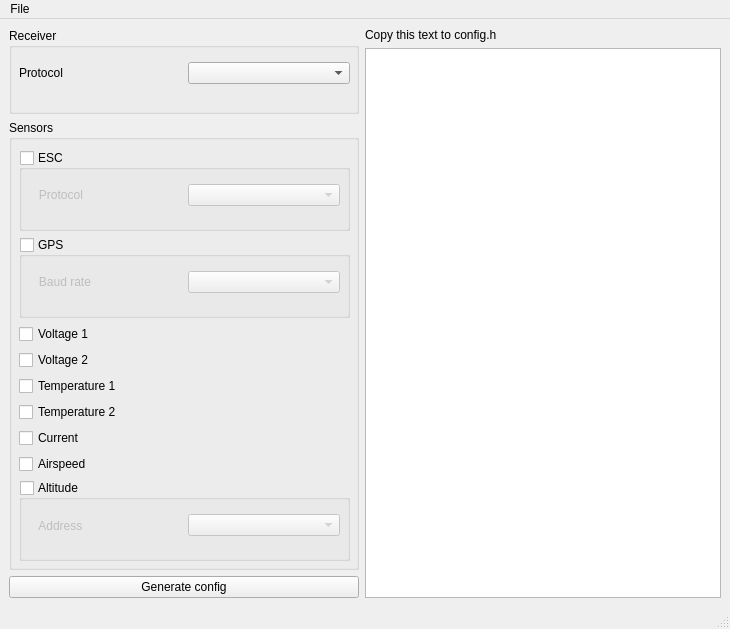
Before: the Qt Designer form msrc_gui/mainwindow.ui in dgatf/msrc_arduino, drawn with Qt 5.
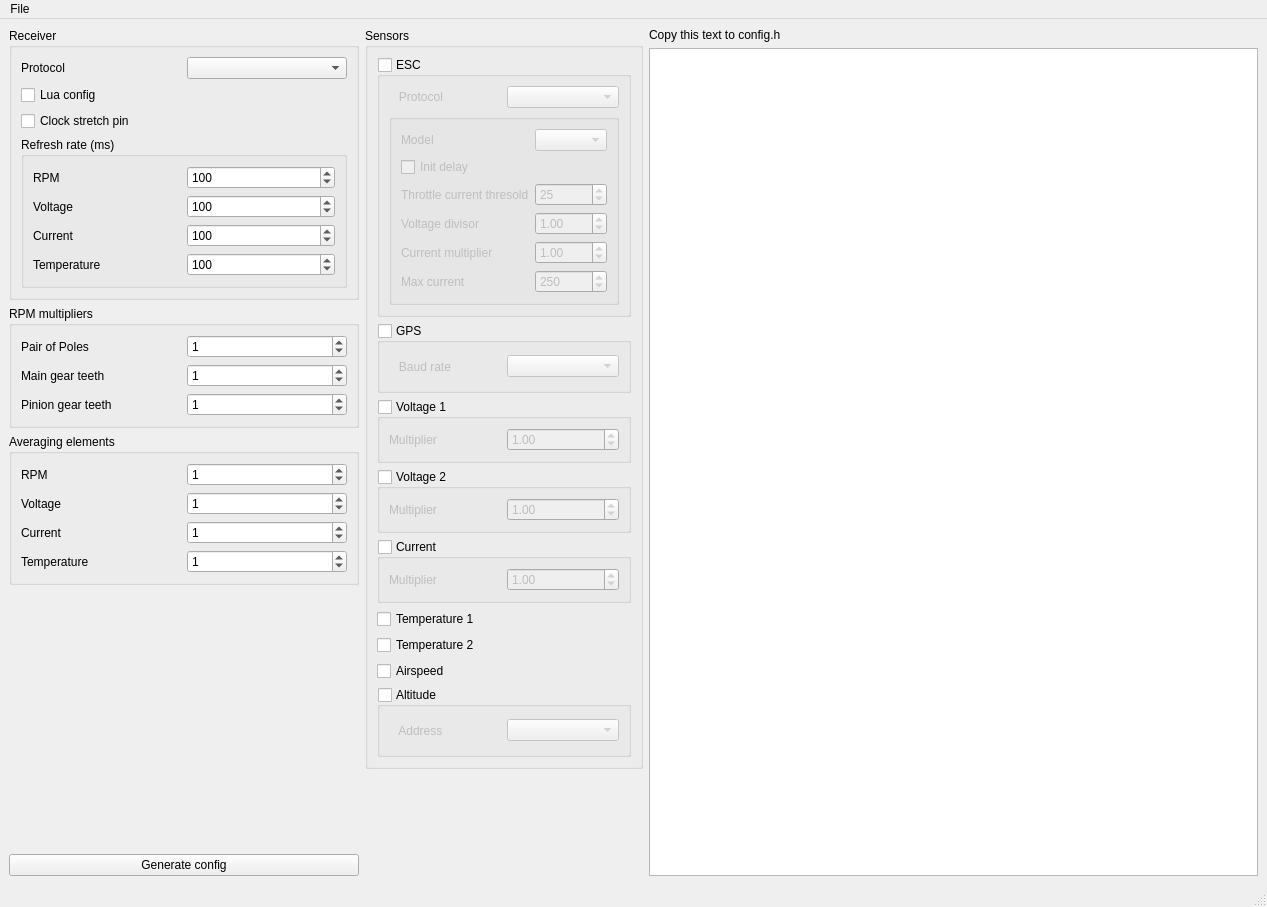
After: the same form once the commit is applied.

```diff
--- a/msrc_gui/mainwindow.ui
+++ b/msrc_gui/mainwindow.ui
@@ -6,8 +6,8 @@
    <rect>
     <x>0</x>
     <y>0</y>
-    <width>730</width>
-    <height>629</height>
+    <width>1267</width>
+    <height>907</height>
    </rect>
   </property>
   <property name="windowTitle">
@@ -36,16 +36,7 @@
           <property name="title">
            <string>Receiver</string>
           </property>
-          <widget class="QWidget" name="gridLayoutWidget">
-           <property name="geometry">
-            <rect>
-             <x>10</x>
-             <y>30</y>
-             <width>331</width>
-             <height>31</height>
-            </rect>
-           </property>
-           <layout class="QGridLayout" name="gridLayout">
+          <layout class="QGridLayout" name="gridLayout_3">
             <item row="0" column="0">
              <widget class="QLabel" name="label">
               <property name="text">
@@ -53,15 +44,254 @@
               </property>
              </widget>
             </item>
+           <item row="3" column="0" colspan="2">
+            <widget class="QGroupBox" name="gbRate">
+             <property name="title">
+              <string>Refresh rate (ms)</string>
+             </property>
+             <layout class="QGridLayout" name="gridLayout_5">
+              <item row="0" column="1">
+               <widget class="QSpinBox" name="sbRpmRate">
+                <property name="maximum">
+                 <number>1000</number>
+                </property>
+                <property name="value">
+                 <number>100</number>
+                </property>
+               </widget>
+              </item>
+              <item row="2" column="1">
+               <widget class="QSpinBox" name="sbCurrentRate">
+                <property name="maximum">
+                 <number>1000</number>
+                </property>
+                <property name="value">
+                 <number>100</number>
+                </property>
+               </widget>
+              </item>
+              <item row="1" column="0">
+               <widget class="QLabel" name="label_17">
+                <property name="text">
+                 <string>Voltage</string>
+                </property>
+               </widget>
+              </item>
+              <item row="0" column="0">
+               <widget class="QLabel" name="label_16">
+                <property name="text">
+                 <string>RPM</string>
+                </property>
+               </widget>
+              </item>
+              <item row="3" column="0">
+               <widget class="QLabel" name="label_19">
+                <property name="text">
+                 <string>Temperature</string>
+                </property>
+               </widget>
+              </item>
+              <item row="2" column="0">
+               <widget class="QLabel" name="label_18">
+                <property name="text">
+                 <string>Current</string>
+                </property>
+               </widget>
+              </item>
+              <item row="1" column="1">
+               <widget class="QSpinBox" name="sbVoltageRate">
+                <property name="maximum">
+                 <number>1000</number>
+                </property>
+                <property name="value">
+                 <number>100</number>
+                </property>
+               </widget>
+              </item>
+              <item row="3" column="1">
+               <widget class="QSpinBox" name="sbTemperatureRate">
+                <property name="maximum">
+                 <number>1000</number>
+                </property>
+                <property name="value">
+                 <number>100</number>
+                </property>
+               </widget>
+              </item>
+             </layout>
+            </widget>
+           </item>
+           <item row="2" column="0">
+            <widget class="QCheckBox" name="cbClockStretch">
+             <property name="text">
+              <string>Clock stretch pin</string>
+             </property>
+            </widget>
+           </item>
+           <item row="1" column="0">
+            <widget class="QCheckBox" name="cbLuaConfig">
+             <property name="text">
+              <string>Lua config</string>
+             </property>
+            </widget>
+           </item>
             <item row="0" column="1">
              <widget class="QComboBox" name="cbReceiver"/>
             </item>
            </layout>
           </widget>
-         </widget>
-        </item>
+        </item>
+        <item>
+         <widget class="QGroupBox" name="gbRpmMultipliers">
+          <property name="title">
+           <string>RPM multipliers</string>
+          </property>
+          <layout class="QGridLayout" name="gridLayout">
+           <item row="1" column="0">
+            <widget class="QLabel" name="label_7">
+             <property name="text">
+              <string>Main gear teeth</string>
+             </property>
+            </widget>
+           </item>
+           <item row="2" column="0">
+            <widget class="QLabel" name="label_8">
+             <property name="text">
+              <string>Pinion gear teeth</string>
+             </property>
+            </widget>
+           </item>
+           <item row="0" column="0">
+            <widget class="QLabel" name="label_6">
+             <property name="text">
+              <string>Pair of Poles</string>
+             </property>
+            </widget>
+           </item>
+           <item row="0" column="1">
+            <widget class="QSpinBox" name="sbPairOfPoles">
+             <property name="maximum">
+              <number>20</number>
+             </property>
+             <property name="value">
+              <number>1</number>
+             </property>
+            </widget>
+           </item>
+           <item row="1" column="1">
+            <widget class="QSpinBox" name="sbMainTeeth">
+             <property name="maximum">
+              <number>1000</number>
+             </property>
+             <property name="value">
+              <number>1</number>
+             </property>
+            </widget>
+           </item>
+           <item row="2" column="1">
+            <widget class="QSpinBox" name="sbPinionTeeth">
+             <property name="maximum">
+              <number>1000</number>
+             </property>
+             <property name="value">
+              <number>1</number>
+             </property>
+            </widget>
+           </item>
+          </layout>
+         </widget>
+        </item>
         <item>
-         <widget class="QGroupBox" name="groupBox_2">
+         <widget class="QGroupBox" name="gbAverage">
+          <property name="title">
+           <string>Averaging elements</string>
+          </property>
+          <layout class="QGridLayout" name="gridLayout_6">
+           <item row="0" column="1">
+            <widget class="QSpinBox" name="sbRpmAvg">
+             <property name="value">
+              <number>1</number>
+             </property>
+            </widget>
+           </item>
+           <item row="3" column="1">
+            <widget class="QSpinBox" name="sbTemperatureAvg">
+             <property name="value">
+              <number>1</number>
+             </property>
+            </widget>
+           </item>
+           <item row="1" column="0">
+            <widget class="QLabel" name="label_22">
+             <property name="text">
+              <string>Voltage</string>
+             </property>
+            </widget>
+           </item>
+           <item row="1" column="1">
+            <widget class="QSpinBox" name="sbVoltageAvg">
+             <property name="value">
+              <number>1</number>
+             </property>
+            </widget>
+           </item>
+           <item row="2" column="1">
+            <widget class="QSpinBox" name="sbCurrentAvg">
+             <property name="value">
+              <number>1</number>
+             </property>
+            </widget>
+           </item>
+           <item row="3" column="0">
+            <widget class="QLabel" name="label_24">
+             <property name="text">
+              <string>Temperature</string>
+             </property>
+            </widget>
+           </item>
+           <item row="2" column="0">
+            <widget class="QLabel" name="label_23">
+             <property name="text">
+              <string>Current</string>
+             </property>
+            </widget>
+           </item>
+           <item row="0" column="0">
+            <widget class="QLabel" name="label_21">
+             <property name="text">
+              <string>RPM</string>
+             </property>
+            </widget>
+           </item>
+          </layout>
+         </widget>
+        </item>
+        <item>
+         <spacer name="verticalSpacer_2">
+          <property name="orientation">
+           <enum>Qt::Vertical</enum>
+          </property>
+          <property name="sizeHint" stdset="0">
+           <size>
+            <width>20</width>
+            <height>40</height>
+           </size>
+          </property>
+         </spacer>
+        </item>
+        <item>
+         <widget class="QPushButton" name="btGenerate">
+          <property name="text">
+           <string>Generate config</string>
+          </property>
+         </widget>
+        </item>
+       </layout>
+      </item>
+      <item>
+       <layout class="QVBoxLayout" name="verticalLayout_4">
+        <item>
+         <widget class="QGroupBox" name="gbSensors">
           <property name="minimumSize">
            <size>
             <width>0</width>
@@ -74,71 +304,133 @@
           <property name="checkable">
            <bool>false</bool>
           </property>
-          <widget class="QWidget" name="gridLayoutWidget_3">
-           <property name="geometry">
-            <rect>
-             <x>10</x>
-             <y>30</y>
-             <width>331</width>
-             <height>411</height>
-            </rect>
+          <layout class="QVBoxLayout" name="verticalLayout_2">
+           <item>
+            <widget class="QGroupBox" name="gbEsc">
+             <property name="minimumSize">
+              <size>
+               <width>0</width>
+               <height>70</height>
+              </size>
+             </property>
+             <property name="title">
+              <string>ESC</string>
+             </property>
+             <property name="checkable">
+              <bool>true</bool>
+             </property>
+             <property name="checked">
+              <bool>false</bool>
            </property>
            <layout class="QGridLayout" name="gridLayout_4">
+              <item row="4" column="0" colspan="2">
+               <widget class="QGroupBox" name="gbEscParameters">
+                <property name="title">
+                 <string/>
+                </property>
+                <layout class="QGridLayout" name="gridLayout_15">
+                 <item row="5" column="1">
+                  <widget class="QSpinBox" name="sbCurrentMax">
+                   <property name="maximum">
+                    <number>1000</number>
+                   </property>
+                   <property name="value">
+                    <number>250</number>
+                   </property>
+                  </widget>
+                 </item>
+                 <item row="4" column="1">
+                  <widget class="QDoubleSpinBox" name="sbCurrentMultiplier">
+                   <property name="maximum">
+                    <double>1000.000000000000000</double>
+                   </property>
+                   <property name="value">
+                    <double>1.000000000000000</double>
+                   </property>
+                  </widget>
+                 </item>
+                 <item row="3" column="0">
+                  <widget class="QLabel" name="label_10">
+                   <property name="text">
+                    <string>Voltage divisor</string>
+                   </property>
+                  </widget>
+                 </item>
+                 <item row="2" column="0">
+                  <widget class="QLabel" name="label_9">
+                   <property name="text">
+                    <string>Throttle current thresold</string>
+                   </property>
+                  </widget>
+                 </item>
+                 <item row="5" column="0">
+                  <widget class="QLabel" name="label_14">
+                   <property name="text">
+                    <string>Max current</string>
+                   </property>
+                  </widget>
+                 </item>
+                 <item row="2" column="1">
+                  <widget class="QSpinBox" name="sbCurrentThresold">
+                   <property name="maximum">
+                    <number>100</number>
+                   </property>
+                   <property name="value">
+                    <number>25</number>
+                   </property>
+                  </widget>
+                 </item>
             <item row="4" column="0">
-             <widget class="QCheckBox" name="cbTemperature1">
+                  <widget class="QLabel" name="label_11">
               <property name="text">
-               <string>Temperature 1</string>
+                    <string>Current multiplier</string>
               </property>
              </widget>
             </item>
-            <item row="8" column="0">
-             <widget class="QGroupBox" name="gbAltitude">
-              <property name="minimumSize">
-               <size>
-                <width>0</width>
-                <height>70</height>
-               </size>
-              </property>
-              <property name="maximumSize">
-               <size>
-                <width>16777215</width>
-                <height>16777215</height>
-               </size>
-              </property>
-              <property name="title">
-               <string>Altitude</string>
-              </property>
-              <property name="checkable">
-               <bool>true</bool>
-              </property>
-              <property name="checked">
-               <bool>false</bool>
-              </property>
-              <widget class="QWidget" name="horizontalLayoutWidget">
-               <property name="geometry">
-                <rect>
-                 <x>10</x>
-                 <y>30</y>
-                 <width>311</width>
-                 <height>31</height>
-                </rect>
-               </property>
-               <layout class="QHBoxLayout" name="horizontalLayout_2">
-                <item>
-                 <widget class="QLabel" name="label_13">
-                  <property name="text">
-                   <string>   Address</string>
-                  </property>
-                 </widget>
-                </item>
-                <item>
-                 <widget class="QComboBox" name="cbAddress"/>
-                </item>
-               </layout>
-              </widget>
-             </widget>
-            </item>
             <item row="1" column="0">
+                  <widget class="QCheckBox" name="cbInitDelay">
+                   <property name="text">
+                    <string>Init delay</string>
+                   </property>
+                  </widget>
+                 </item>
+                 <item row="3" column="1">
+                  <widget class="QDoubleSpinBox" name="sbVoltageDivisor">
+                   <property name="maximum">
+                    <double>1000.000000000000000</double>
+                   </property>
+                   <property name="value">
+                    <double>1.000000000000000</double>
+                   </property>
+                  </widget>
+                 </item>
+                 <item row="0" column="0">
+                  <widget class="QLabel" name="label_15">
+                   <property name="text">
+                    <string>Model</string>
+                   </property>
+                  </widget>
+                 </item>
+                 <item row="0" column="1">
+                  <widget class="QComboBox" name="cbEscModel"/>
+                 </item>
+                </layout>
+               </widget>
+              </item>
+              <item row="0" column="1">
+               <widget class="QComboBox" name="cbEsc"/>
+              </item>
+              <item row="0" column="0">
+               <widget class="QLabel" name="label_20">
+                <property name="text">
+                 <string>   Protocol</string>
+                </property>
+               </widget>
+              </item>
+             </layout>
+            </widget>
+           </item>
+           <item>
              <widget class="QGroupBox" name="gbGps">
               <property name="minimumSize">
                <size>
@@ -155,75 +447,162 @@
               <property name="checked">
                <bool>false</bool>
               </property>
-              <widget class="QWidget" name="gridLayoutWidget_4">
-               <property name="geometry">
-                <rect>
-                 <x>10</x>
-                 <y>30</y>
-                 <width>311</width>
-                 <height>31</height>
-                </rect>
-               </property>
-               <layout class="QGridLayout" name="gridLayout_5">
-                <item row="0" column="0">
+             <layout class="QHBoxLayout" name="horizontalLayout_6">
+              <item>
                  <widget class="QLabel" name="label_12">
                   <property name="text">
                    <string>   Baud rate</string>
                   </property>
                  </widget>
                 </item>
-                <item row="0" column="1">
+              <item>
                  <widget class="QComboBox" name="cbGpsBaudrate"/>
                 </item>
                </layout>
               </widget>
-             </widget>
-            </item>
-            <item row="2" column="0">
-             <widget class="QCheckBox" name="cbVoltage1">
-              <property name="text">
+           </item>
+           <item>
+            <widget class="QGroupBox" name="gbVoltage1">
+             <property name="title">
                <string>Voltage 1</string>
               </property>
-             </widget>
-            </item>
-            <item row="6" column="0">
-             <widget class="QCheckBox" name="cbCurrent">
+             <property name="checkable">
+              <bool>true</bool>
+             </property>
+             <property name="checked">
+              <bool>false</bool>
+             </property>
+             <layout class="QHBoxLayout" name="horizontalLayout_9">
+              <item>
+               <widget class="QLabel" name="label_3">
+                <property name="text">
+                 <string>Multiplier</string>
+                </property>
+                <property name="alignment">
+                 <set>Qt::AlignLeading|Qt::AlignLeft|Qt::AlignVCenter</set>
+                </property>
+               </widget>
+              </item>
+              <item>
+               <widget class="QDoubleSpinBox" name="sbVoltage1Mult">
+                <property name="maximum">
+                 <double>1000.000000000000000</double>
+                </property>
+                <property name="value">
+                 <double>1.000000000000000</double>
+                </property>
+               </widget>
+              </item>
+             </layout>
+            </widget>
+           </item>
+           <item>
+            <widget class="QGroupBox" name="gbVoltage2">
+             <property name="title">
+              <string>Voltage 2</string>
+             </property>
+             <property name="checkable">
+              <bool>true</bool>
+             </property>
+             <property name="checked">
+              <bool>false</bool>
+             </property>
+             <layout class="QHBoxLayout" name="horizontalLayout_3">
+              <item>
+               <widget class="QLabel" name="label_4">
               <property name="text">
+                 <string>Multiplier</string>
+                </property>
+                <property name="alignment">
+                 <set>Qt::AlignLeading|Qt::AlignLeft|Qt::AlignVCenter</set>
+                </property>
+               </widget>
+              </item>
+              <item>
+               <widget class="QDoubleSpinBox" name="sbVoltage2Mult">
+                <property name="maximum">
+                 <double>1000.000000000000000</double>
+                </property>
+                <property name="value">
+                 <double>1.000000000000000</double>
+                </property>
+               </widget>
+              </item>
+             </layout>
+            </widget>
+           </item>
+           <item>
+            <widget class="QGroupBox" name="gbCurrent">
+             <property name="title">
                <string>Current</string>
               </property>
-             </widget>
-            </item>
-            <item row="5" column="0">
+             <property name="checkable">
+              <bool>true</bool>
+             </property>
+             <property name="checked">
+              <bool>false</bool>
+             </property>
+             <layout class="QHBoxLayout" name="horizontalLayout_4">
+              <item>
+               <widget class="QLabel" name="label_5">
+                <property name="text">
+                 <string>Multiplier</string>
+                </property>
+                <property name="alignment">
+                 <set>Qt::AlignLeading|Qt::AlignLeft|Qt::AlignVCenter</set>
+                </property>
+               </widget>
+              </item>
+              <item>
+               <widget class="QDoubleSpinBox" name="sbCurrentMult">
+                <property name="maximum">
+                 <double>1000.000000000000000</double>
+                </property>
+                <property name="value">
+                 <double>1.000000000000000</double>
+                </property>
+               </widget>
+              </item>
+             </layout>
+            </widget>
+           </item>
+           <item>
+            <widget class="QCheckBox" name="cbTemperature1">
+             <property name="text">
+              <string>Temperature 1</string>
+             </property>
+            </widget>
+           </item>
+           <item>
              <widget class="QCheckBox" name="cbTemperature2">
               <property name="text">
                <string>Temperature 2</string>
               </property>
              </widget>
             </item>
-            <item row="3" column="0">
-             <widget class="QCheckBox" name="cbVoltage2">
-              <property name="text">
-               <string>Voltage 2</string>
-              </property>
-             </widget>
-            </item>
-            <item row="7" column="0">
+           <item>
              <widget class="QCheckBox" name="cbAirspeed">
               <property name="text">
                <string>Airspeed</string>
               </property>
              </widget>
             </item>
-            <item row="0" column="0">
-             <widget class="QGroupBox" name="gbEsc">
+           <item>
+            <widget class="QGroupBox" name="gbAltitude">
               <property name="minimumSize">
                <size>
                 <width>0</width>
                 <height>70</height>
                </size>
               </property>
+             <property name="maximumSize">
+              <size>
+               <width>16777215</width>
+               <height>16777215</height>
+              </size>
+             </property>
               <property name="title">
-               <string>ESC</string>
+              <string>Altitude</string>
               </property>
               <property name="checkable">
                <bool>true</bool>
@@ -231,40 +610,35 @@
               <property name="checked">
                <bool>false</bool>
               </property>
-              <widget class="QWidget" name="gridLayoutWidget_2">
-               <property name="geometry">
-                <rect>
-                 <x>10</x>
-                 <y>30</y>
-                 <width>311</width>
-                 <height>31</height>
-                </rect>
-               </property>
-               <layout class="QGridLayout" name="gridLayout_3">
-                <item row="0" column="0">
-                 <widget class="QLabel" name="label_20">
+             <layout class="QHBoxLayout" name="horizontalLayout_8">
+              <item>
+               <widget class="QLabel" name="label_13">
                   <property name="text">
-                   <string>   Protocol</string>
+                 <string>   Address</string>
                   </property>
                  </widget>
                 </item>
-                <item row="0" column="1">
-                 <widget class="QComboBox" name="cbEsc"/>
+              <item>
+               <widget class="QComboBox" name="cbAddress"/>
                 </item>
                </layout>
               </widget>
-             </widget>
             </item>
            </layout>
           </widget>
-         </widget>
         </item>
         <item>
-         <widget class="QPushButton" name="btGenerate">
-          <property name="text">
-           <string>Generate config</string>
+         <spacer name="verticalSpacer">
+          <property name="orientation">
+           <enum>Qt::Vertical</enum>
           </property>
-         </widget>
+          <property name="sizeHint" stdset="0">
+           <size>
+            <width>20</width>
+            <height>40</height>
+           </size>
+          </property>
+         </spacer>
         </item>
        </layout>
       </item>
@@ -307,7 +681,7 @@
     <rect>
      <x>0</x>
      <y>0</y>
-     <width>730</width>
+     <width>1267</width>
      <height>24</height>
     </rect>
    </property>
```
Left out of the diff: 6 changed lines with no effect on the pictures. Lines whose indentation alone changed are shown as unchanged.
